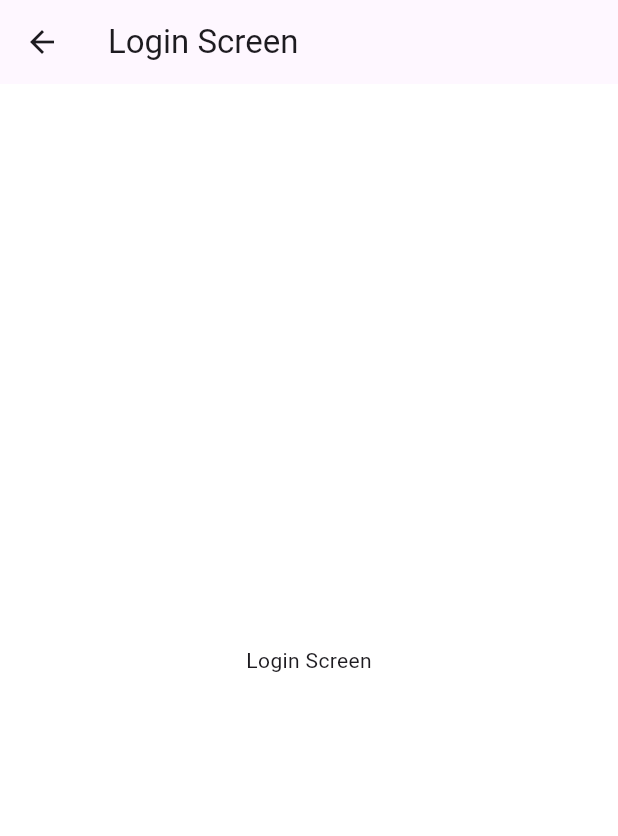
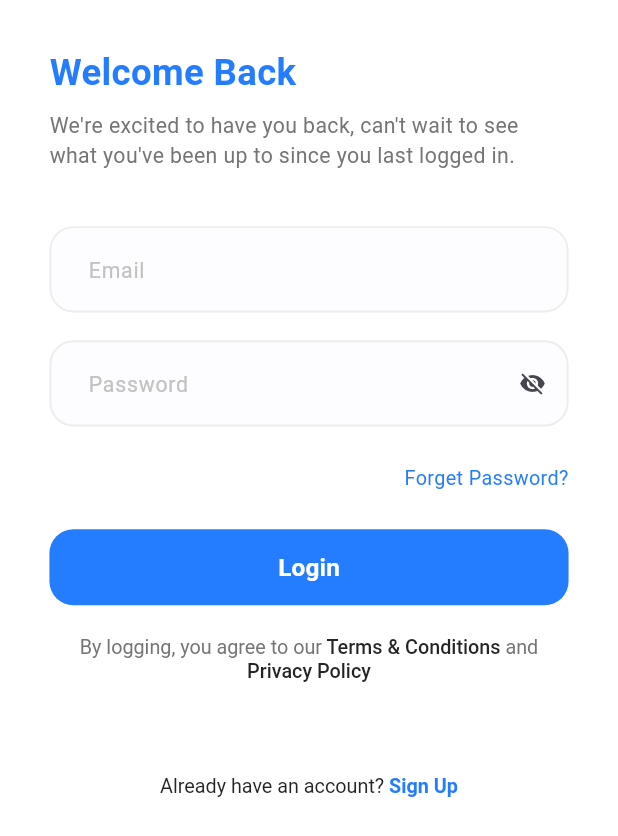
Before and after one commit to esraa-mohamad/flutter_advanced_course, a Flutter app: the screen it shows after launch, after a tap on "Get Started", on a phone screen of 412 x 824 dp. Shown: the top 836 px of the screen. Run offline on Flutter 3.47's test engine with Material 3 defaults, Android fonts, the phone set to English and light mode, and no system bars; our stand-ins replace dio, flutter_bloc, flutter_screenutil, flutter_svg, freezed_annotation, get_it and 2 more; generated files the repository leaves out were written again.

Commit message:
- add app text form field - add app text button - add some new colors & styles - add font weight helper - add spacing - make login ui screen

```diff
--- /dev/null
+++ b/lib/core/helper/spacing.dart
@@ -0,0 +1,10 @@
+import 'package:flutter/material.dart';
+import 'package:flutter_screenutil/flutter_screenutil.dart';
+
+SizedBox verticalSpace(double heightValue) => SizedBox(
+  height: heightValue.h,
+);
+
+SizedBox horizontalSpace(double widthValue) => SizedBox(
+  width: widthValue.w,
+);
--- a/lib/core/theme/colors.dart
+++ b/lib/core/theme/colors.dart
@@ -3,5 +3,9 @@
 class ColorsManager {
 
   static const Color mainBlue = Color(0xff247CFF);
+  static const Color darkBlue = Color(0xff242424);
   static const Color gray = Color(0xff757575);
+  static const Color lighterGray = Color(0xffEDEDED);
+  static const Color lightGray = Color(0xffC2C2C2);
+  static const Color moreLightGray = Color(0xffFDFDFF);
 }
--- /dev/null
+++ b/lib/core/theme/font_weight_helper.dart
@@ -0,0 +1,12 @@
+import 'package:flutter/material.dart';
+
+class FontWeightHelper{
+  static const FontWeight thin = FontWeight.w100;
+  static const FontWeight extraLight = FontWeight.w200;
+  static const FontWeight light = FontWeight.w300;
+  static const FontWeight regular = FontWeight.w400;
+  static const FontWeight medium = FontWeight.w500;
+  static const FontWeight semiBold = FontWeight.w600;
+  static const FontWeight bold = FontWeight.w700;
+  static const FontWeight extraBold = FontWeight.w800;
+}
--- a/lib/core/theme/styles.dart
+++ b/lib/core/theme/styles.dart
@@ -1,30 +1,76 @@
 import 'package:flutter/material.dart';
 import 'package:flutter_screenutil/flutter_screenutil.dart';
 import 'package:play_list_omar_ahmed/core/theme/colors.dart';
+import 'package:play_list_omar_ahmed/core/theme/font_weight_helper.dart';
 
 class TextStyles {
 
-  static TextStyle font24Black700Weight = TextStyle(
+  static TextStyle font24BlackBold = TextStyle(
     fontSize: 24.sp ,
     color: Colors.black ,
-    fontWeight: FontWeight.w700
+    fontWeight: FontWeightHelper.bold
   );
 
   static TextStyle font32BlueBold = TextStyle(
       fontSize: 35.sp ,
       color: ColorsManager.mainBlue ,
-      fontWeight: FontWeight.bold
+      fontWeight: FontWeightHelper.bold
   );
 
   static TextStyle font13GrayRegular = TextStyle(
       fontSize: 13.sp ,
       color: ColorsManager.gray,
-      fontWeight: FontWeight.normal
+      fontWeight: FontWeightHelper.regular
+  );
+
+  static TextStyle font13BlueRegular = TextStyle(
+      fontSize: 13.sp ,
+      color: ColorsManager.mainBlue,
+      fontWeight: FontWeightHelper.regular
   );
 
   static TextStyle font16WhiteSemiBold = TextStyle(
       fontSize: 16.sp ,
       color: Colors.white,
-      fontWeight: FontWeight.w500
+      fontWeight: FontWeightHelper.semiBold
+  );
+
+  static TextStyle font24BlueBold = TextStyle(
+      fontSize: 24.sp ,
+      color: ColorsManager.mainBlue ,
+      fontWeight: FontWeightHelper.bold
+  );
+
+  static TextStyle font14GrayRegular = TextStyle(
+      fontSize: 14.sp ,
+      color: ColorsManager.gray ,
+      fontWeight: FontWeightHelper.regular
+  );
+  static TextStyle font14LightGrayRegular = TextStyle(
+      fontSize: 14.sp ,
+      color: ColorsManager.lightGray ,
+      fontWeight: FontWeightHelper.regular
+  );
+  static TextStyle font14DarkBlueMedium = TextStyle(
+      fontSize: 14.sp ,
+      color: ColorsManager.darkBlue ,
+      fontWeight: FontWeightHelper.medium
+  );
+
+  static TextStyle font13DarkBlueMedium = TextStyle(
+      fontSize: 13.sp ,
+      color: ColorsManager.darkBlue ,
+      fontWeight: FontWeightHelper.medium
+  );
+
+  static TextStyle font13DarkBlueRegular = TextStyle(
+      fontSize: 13.sp ,
+      color: ColorsManager.darkBlue ,
+      fontWeight: FontWeightHelper.regular
+  );
+  static TextStyle font13BlueSemiBold = TextStyle(
+      fontSize: 13.sp ,
+      color: ColorsManager.mainBlue ,
+      fontWeight: FontWeightHelper.semiBold
   );
 }
--- /dev/null
+++ b/lib/core/widgets/app_text_button.dart
@@ -0,0 +1,58 @@
+import 'package:flutter/material.dart';
+import 'package:flutter_screenutil/flutter_screenutil.dart';
+
+import '../theme/colors.dart';
+
+class AppTextButton extends StatelessWidget {
+  final double? borderRadius;
+  final Color? backgroundColor;
+  final double? horizontalPadding;
+  final double? verticalPadding;
+  final double? buttonWidth;
+  final double? buttonHeight;
+  final String buttonText;
+  final TextStyle textStyle;
+  final VoidCallback onPressed;
+  const AppTextButton({
+    super.key,
+    this.borderRadius,
+    this.backgroundColor,
+    this.horizontalPadding,
+    this.verticalPadding,
+    this.buttonHeight,
+    this.buttonWidth,
+    required this.buttonText,
+    required this.textStyle,
+    required this.onPressed,
+  });
+
+  @override
+  Widget build(BuildContext context) {
+    return TextButton(
+      style: ButtonStyle(
+        shape: WidgetStateProperty.all<RoundedRectangleBorder>(
+          RoundedRectangleBorder(
+            borderRadius: BorderRadius.circular(borderRadius ?? 16.0),
+          ),
+        ),
+        backgroundColor: WidgetStatePropertyAll(
+          backgroundColor ?? ColorsManager.mainBlue,
+        ),
+        padding: WidgetStateProperty.all<EdgeInsets>(
+          EdgeInsets.symmetric(
+            horizontal: horizontalPadding?.w ?? 12.w,
+            vertical: verticalPadding?.h ?? 14.h,
+          ),
+        ),
+        fixedSize: WidgetStateProperty.all(
+          Size(buttonWidth?.w ?? double.maxFinite, buttonHeight ?? 50.h),
+        ),
+      ),
+      onPressed: onPressed,
+      child: Text(
+        buttonText,
+        style: textStyle,
+      ),
+    );
+  }
+}
--- /dev/null
+++ b/lib/core/widgets/app_text_form_field.dart
@@ -0,0 +1,62 @@
+import 'package:flutter/material.dart';
+import 'package:flutter_screenutil/flutter_screenutil.dart';
+import 'package:play_list_omar_ahmed/core/theme/colors.dart';
+import 'package:play_list_omar_ahmed/core/theme/styles.dart';
+
+class AppTextFormField extends StatelessWidget {
+  const AppTextFormField(
+      {super.key,
+      this.contentPadding,
+      this.focusedBorder,
+      this.enabledBorder,
+      this.style,
+      required this.hintText,
+      this.hintStyle,
+      this.suffixIcon,
+      this.obscureText,
+      this.backgroundColor});
+
+  final EdgeInsetsGeometry? contentPadding;
+  final InputBorder? focusedBorder;
+
+  final InputBorder? enabledBorder;
+  final TextStyle? style;
+
+  final String? hintText;
+  final TextStyle? hintStyle;
+  final bool? obscureText;
+
+  final Widget? suffixIcon;
+  final Color? backgroundColor;
+
+  @override
+  Widget build(BuildContext context) {
+    return TextFormField(
+      obscureText: obscureText ?? false,
+      style: TextStyles.font14DarkBlueMedium,
+      decoration: InputDecoration(
+          isDense: true,
+          contentPadding: contentPadding ??
+              EdgeInsets.symmetric(
+                horizontal: 20.w,
+                vertical: 18.h,
+              ),
+          focusedBorder: focusedBorder ??
+              OutlineInputBorder(
+                  borderSide: const BorderSide(
+                      color: ColorsManager.mainBlue, width: 1.3),
+                  borderRadius: BorderRadius.circular(16)),
+          enabledBorder: enabledBorder ??
+              OutlineInputBorder(
+                borderRadius: BorderRadius.circular(16),
+                borderSide: const BorderSide(
+                    color: ColorsManager.lighterGray, width: 1.3),
+              ),
+          hintText: hintText,
+          hintStyle: hintStyle ?? TextStyles.font14LightGrayRegular,
+          suffixIcon: suffixIcon,
+          filled: true,
+          fillColor: backgroundColor ?? ColorsManager.moreLightGray),
+    );
+  }
+}
--- a/lib/features/login/ui/login_screen.dart
+++ b/lib/features/login/ui/login_screen.dart
@@ -1,17 +1,91 @@
 import 'package:flutter/material.dart';
+import 'package:flutter_screenutil/flutter_screenutil.dart';
+import 'package:play_list_omar_ahmed/core/theme/styles.dart';
+import 'package:play_list_omar_ahmed/core/widgets/app_text_button.dart';
+import 'package:play_list_omar_ahmed/core/widgets/app_text_form_field.dart';
+import 'package:play_list_omar_ahmed/features/login/ui/widgets/already_have_account_text.dart';
+import 'package:play_list_omar_ahmed/features/login/ui/widgets/terms_and_conditions.dart';
 
-class LoginScreen extends StatelessWidget {
+import '../../../core/helper/spacing.dart';
+
+class LoginScreen extends StatefulWidget {
   const LoginScreen({super.key});
+
+  @override
+  State<LoginScreen> createState() => _LoginScreenState();
+}
+
+class _LoginScreenState extends State<LoginScreen> {
+  final formKey = GlobalKey<FormState>();
+  bool isObscureText = true;
 
   @override
   Widget build(BuildContext context) {
     return Scaffold(
-      appBar: AppBar(
-        title: const Text('Login Screen'),
-      ),
-      body: const Center(
-        child: Text('Login Screen'),
-      ),
+      body: SafeArea(
+          child: Padding(
+        padding: EdgeInsets.symmetric(horizontal: 30.w, vertical: 30.h),
+        child: SingleChildScrollView(
+          child: Column(
+            crossAxisAlignment: CrossAxisAlignment.start,
+            children: [
+              Text(
+                'Welcome Back',
+                style: TextStyles.font24BlueBold,
+              ),
+              verticalSpace(8.h),
+              Text(
+                'We\'re excited to have you back, can\'t wait to see what you\'ve been up to since you last logged in.',
+                style: TextStyles.font14GrayRegular,
+              ),
+              verticalSpace(36.h),
+              Form(
+                key: formKey,
+                child: Column(
+                  children: [
+                    const AppTextFormField(
+                      hintText: 'Email',
+                    ),
+                    verticalSpace(18.h),
+                    AppTextFormField(
+                      hintText: 'Password',
+                      obscureText: isObscureText,
+                      suffixIcon: GestureDetector(
+                        onTap: () {
+                          setState(() {
+                            isObscureText = !isObscureText;
+                          });
+                        },
+                        child: Icon(isObscureText
+                            ? Icons.visibility_off
+                            : Icons.visibility),
+                      ),
+                    ),
+                    verticalSpace(24.h),
+                    Align(
+                      alignment: AlignmentDirectional.centerEnd,
+                      child: Text(
+                        'Forget Password?',
+                        style: TextStyles.font13BlueRegular,
+                      ),
+                    ),
+                    verticalSpace(24.h),
+                    AppTextButton(
+                        buttonText: 'Login',
+                        textStyle: TextStyles.font16WhiteSemiBold,
+                        onPressed: () {},
+                    ),
+                    verticalSpace(16.h),
+                    const TermsAndConditionsText(),
+                    verticalSpace(60.h),
+                    const AlreadyHaveAccountText(),
+                  ],
+                ),
+              ),
+            ],
+          ),
+        ),
+      )),
     );
   }
 }
--- /dev/null
+++ b/lib/features/login/ui/widgets/already_have_account_text.dart
@@ -0,0 +1,27 @@
+import 'package:flutter/material.dart';
+
+import '../../../../core/theme/styles.dart';
+
+
+class AlreadyHaveAccountText extends StatelessWidget {
+  const AlreadyHaveAccountText({super.key});
+
+  @override
+  Widget build(BuildContext context) {
+    return RichText(
+      textAlign: TextAlign.center,
+      text: TextSpan(
+        children: [
+          TextSpan(
+            text: 'Already have an account?',
+            style: TextStyles.font13DarkBlueRegular,
+          ),
+          TextSpan(
+            text: ' Sign Up',
+            style: TextStyles.font13BlueSemiBold,
+          ),
+        ],
+      ),
+    );
+  }
+}
--- /dev/null
+++ b/lib/features/login/ui/widgets/terms_and_conditions.dart
@@ -0,0 +1,35 @@
+import 'package:flutter/material.dart';
+
+import '../../../../core/theme/styles.dart';
+
+
+class TermsAndConditionsText extends StatelessWidget {
+  const TermsAndConditionsText({super.key});
+
+  @override
+  Widget build(BuildContext context) {
+    return RichText(
+      textAlign: TextAlign.center,
+      text: TextSpan(
+        children: [
+          TextSpan(
+            text: 'By logging, you agree to our',
+            style: TextStyles.font13GrayRegular,
+          ),
+          TextSpan(
+            text: ' Terms & Conditions',
+            style: TextStyles.font13DarkBlueMedium,
+          ),
+          TextSpan(
+            text: ' and',
+            style: TextStyles.font13GrayRegular.copyWith(height: 1.5),
+          ),
+          TextSpan(
+            text: ' Privacy Policy',
+            style: TextStyles.font13DarkBlueMedium,
+          ),
+        ],
+      ),
+    );
+  }
+}
--- a/lib/features/onboarding/widgets/doc_logo_and_name.dart
+++ b/lib/features/onboarding/widgets/doc_logo_and_name.dart
@@ -17,7 +17,7 @@
         ),
          Text(
           'DocDoc',
-          style: TextStyles.font24Black700Weight,
+          style: TextStyles.font24BlackBold,
         ),
       ],
     );
```
